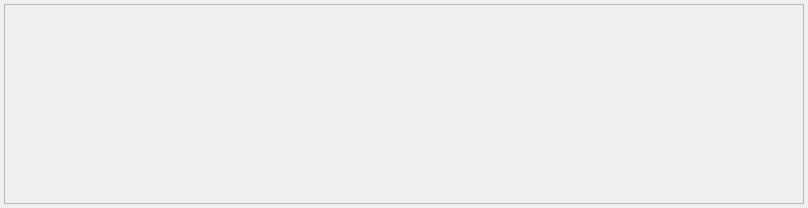
The window that gui/mainwidget/src/dvrsetup/device/diskformat/diskformatprocess.ui (yjsin-emastec/neptune) describes before a commit, drawn with Qt 5.
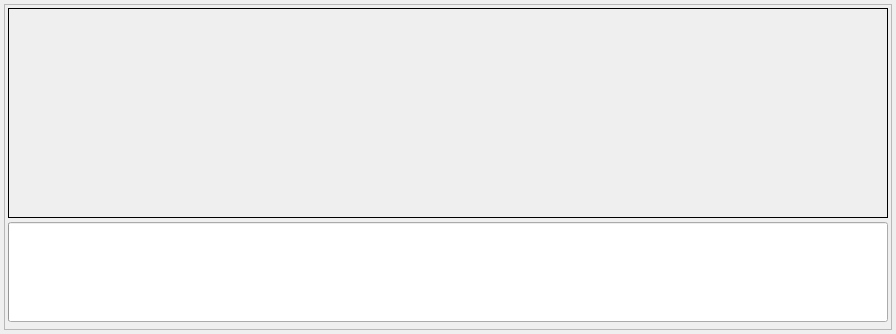
The same window after the commit.

The edit to the form file:
```diff
--- a/gui/mainwidget/src/dvrsetup/device/diskformat/diskformatprocess.ui
+++ b/gui/mainwidget/src/dvrsetup/device/diskformat/diskformatprocess.ui
@@ -6,8 +6,8 @@
    <rect>
     <x>0</x>
     <y>0</y>
-    <width>808</width>
-    <height>208</height>
+    <width>896</width>
+    <height>334</height>
    </rect>
   </property>
   <property name="windowTitle">
@@ -18,16 +18,51 @@
     <rect>
      <x>4</x>
      <y>4</y>
-     <width>800</width>
-     <height>200</height>
+     <width>888</width>
+     <height>326</height>
     </rect>
    </property>
+   <property name="sizePolicy">
+    <sizepolicy hsizetype="Preferred" vsizetype="Preferred">
+     <horstretch>0</horstretch>
+     <verstretch>0</verstretch>
+    </sizepolicy>
+   </property>
    <property name="frameShape">
     <enum>QFrame::StyledPanel</enum>
    </property>
    <property name="frameShadow">
     <enum>QFrame::Raised</enum>
    </property>
+   <widget class="QLabel" name="labelStatus">
+    <property name="geometry">
+     <rect>
+      <x>4</x>
+      <y>4</y>
+      <width>880</width>
+      <height>210</height>
+     </rect>
+    </property>
+    <property name="frameShape">
+     <enum>QFrame::Box</enum>
+    </property>
+    <property name="text">
+     <string/>
+    </property>
+   </widget>
+   <widget class="QProgressBar" name="diskformatProgressBar">
+    <property name="geometry">
+     <rect>
+      <x>4</x>
+      <y>218</y>
+      <width>880</width>
+      <height>100</height>
+     </rect>
+    </property>
+    <property name="alignment">
+     <set>Qt::AlignCenter</set>
+    </property>
+   </widget>
   </widget>
  </widget>
  <resources/>
```
